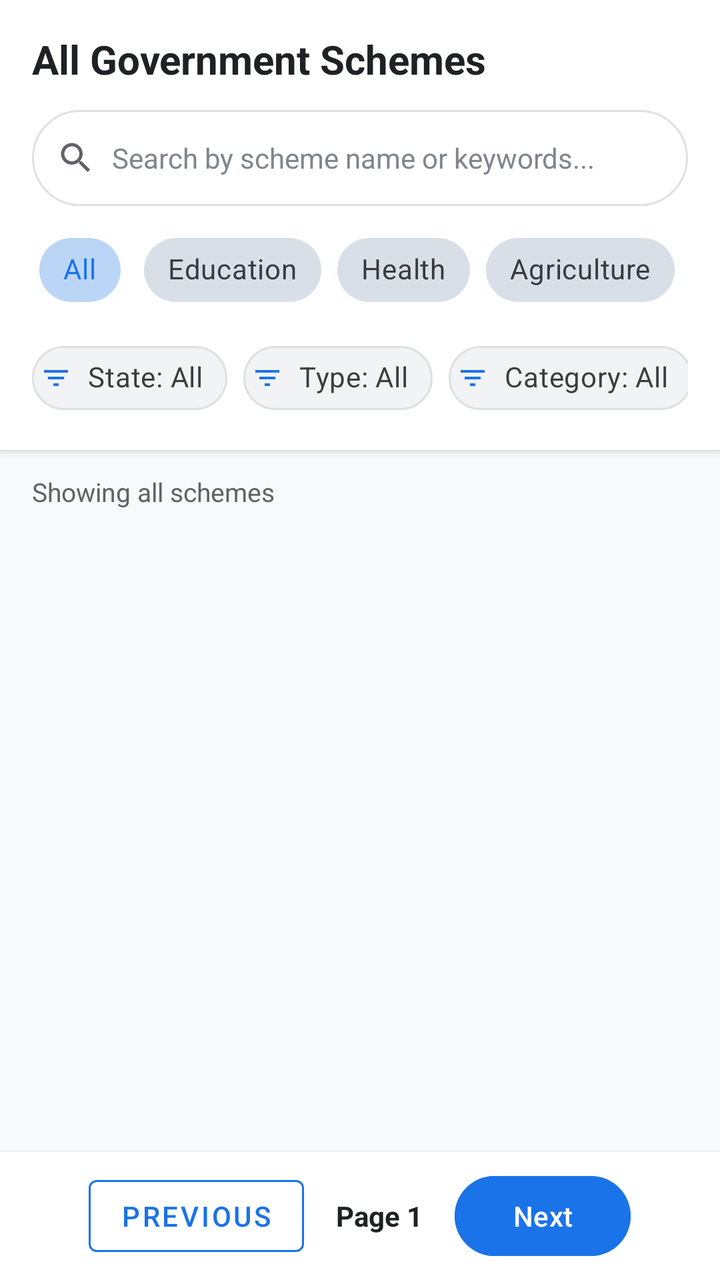
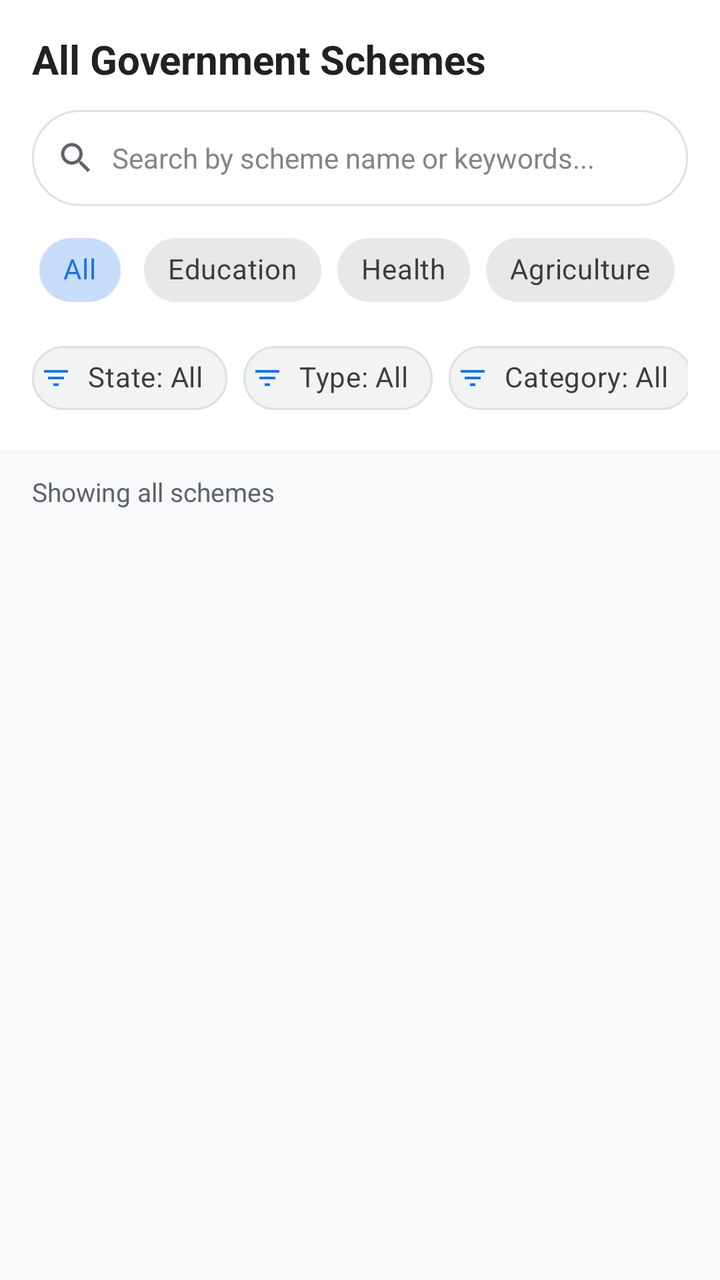

Screens rendered from an Android XML layout before and after an edit, with the pre-edit source and the edit as a unified diff.
<!-- AndroidManifest.xml: application theme Theme.Yojnika -->
<!-- res/layout/fragment_browse.xml -->
<?xml version="1.0" encoding="utf-8"?>
<androidx.coordinatorlayout.widget.CoordinatorLayout xmlns:android="http://schemas.android.com/apk/res/android"
    xmlns:app="http://schemas.android.com/apk/res-auto"
    android:layout_width="match_parent"
    android:layout_height="match_parent"
    android:background="@color/background">

    <LinearLayout
        android:layout_width="match_parent"
        android:layout_height="match_parent"
        android:orientation="vertical">

        
        <LinearLayout
            android:layout_width="match_parent"
            android:layout_height="wrap_content"
            android:background="@color/surface"
            android:elevation="2dp"
            android:orientation="vertical"
            android:paddingStart="16dp"
            android:paddingTop="16dp"
            android:paddingEnd="16dp"
            android:paddingBottom="12dp">

            <TextView
                android:layout_width="wrap_content"
                android:layout_height="wrap_content"
                android:text="@string/browse_title"
                android:textColor="@color/text_primary"
                android:textSize="20sp"
                android:textStyle="bold" />

            
            <LinearLayout
                android:layout_width="match_parent"
                android:layout_height="48dp"
                android:layout_marginTop="12dp"
                android:background="@drawable/bg_search_bar"
                android:gravity="center_vertical"
                android:orientation="horizontal"
                android:paddingStart="12dp"
                android:paddingEnd="12dp">

                <ImageView
                    android:layout_width="20dp"
                    android:layout_height="20dp"
                    android:contentDescription="Search"
                    android:src="@drawable/ic_search"
                    app:tint="@color/text_secondary" />

                <EditText
                    android:id="@+id/etSearchQuery"
                    android:layout_width="0dp"
                    android:layout_height="match_parent"
                    android:layout_marginStart="8dp"
                    android:layout_weight="1"
                    android:background="@null"
                    android:hint="@string/search_schemes_hint"
                    android:imeOptions="actionSearch"
                    android:inputType="text"
                    android:maxLines="1"
                    android:textColor="@color/text_primary"
                    android:textColorHint="@color/text_hint"
                    android:textSize="14sp" />

                <ImageView
                    android:id="@+id/btnClearSearch"
                    android:layout_width="24dp"
                    android:layout_height="24dp"
                    android:background="?attr/selectableItemBackgroundBorderless"
                    android:contentDescription="Clear"
                    android:src="@drawable/ic_cancel"
                    android:visibility="gone"
                    app:tint="@color/text_hint" />

            </LinearLayout>

            
            <HorizontalScrollView
                android:layout_width="match_parent"
                android:layout_height="wrap_content"
                android:layout_marginTop="8dp"
                android:scrollbars="none">

                <com.google.android.material.chip.ChipGroup
                    android:id="@+id/chipGroupCategoryTabs"
                    android:layout_width="wrap_content"
                    android:layout_height="wrap_content"
                    app:singleLine="true"
                    app:singleSelection="true">

                    <com.google.android.material.chip.Chip
                        android:id="@+id/chipTabAll"
                        style="@style/Widget.MaterialComponents.Chip.Choice"
                        android:layout_width="wrap_content"
                        android:layout_height="wrap_content"
                        android:checked="true"
                        android:text="All" />

                    <com.google.android.material.chip.Chip
                        android:id="@+id/chipTabEducation"
                        style="@style/Widget.MaterialComponents.Chip.Choice"
                        android:layout_width="wrap_content"
                        android:layout_height="wrap_content"
                        android:text="Education" />

                    <com.google.android.material.chip.Chip
                        android:id="@+id/chipTabHealth"
                        style="@style/Widget.MaterialComponents.Chip.Choice"
                        android:layout_width="wrap_content"
                        android:layout_height="wrap_content"
                        android:text="Health" />

                    <com.google.android.material.chip.Chip
                        android:id="@+id/chipTabAgriculture"
                        style="@style/Widget.MaterialComponents.Chip.Choice"
                        android:layout_width="wrap_content"
                        android:layout_height="wrap_content"
                        android:text="Agriculture" />

                    <com.google.android.material.chip.Chip
                        android:id="@+id/chipTabWomen"
                        style="@style/Widget.MaterialComponents.Chip.Choice"
                        android:layout_width="wrap_content"
                        android:layout_height="wrap_content"
                        android:text="Women" />

                    <com.google.android.material.chip.Chip
                        android:id="@+id/chipTabEmployment"
                        style="@style/Widget.MaterialComponents.Chip.Choice"
                        android:layout_width="wrap_content"
                        android:layout_height="wrap_content"
                        android:text="Employment" />

                    <com.google.android.material.chip.Chip
                        android:id="@+id/chipTabHousing"
                        style="@style/Widget.MaterialComponents.Chip.Choice"
                        android:layout_width="wrap_content"
                        android:layout_height="wrap_content"
                        android:text="Housing" />

                </com.google.android.material.chip.ChipGroup>
            </HorizontalScrollView>

            
            <HorizontalScrollView
                android:layout_width="match_parent"
                android:layout_height="wrap_content"
                android:layout_marginTop="6dp"
                android:scrollbars="none">

                <LinearLayout
                    android:layout_width="wrap_content"
                    android:layout_height="wrap_content"
                    android:gravity="center_vertical"
                    android:orientation="horizontal">

                    
                    <com.google.android.material.chip.Chip
                        android:id="@+id/chipStateFilter"
                        style="@style/Widget.MaterialComponents.Chip.Action"
                        android:layout_width="wrap_content"
                        android:layout_height="wrap_content"
                        android:layout_marginEnd="8dp"
                        android:text="State: All"
                        app:chipBackgroundColor="@color/surface_variant"
                        app:chipIcon="@drawable/ic_filter"
                        app:chipIconSize="16dp"
                        app:chipIconTint="@color/primary"
                        app:chipStrokeColor="@color/card_stroke"
                        app:chipStrokeWidth="1dp" />

                    
                    <com.google.android.material.chip.Chip
                        android:id="@+id/chipTypeFilter"
                        style="@style/Widget.MaterialComponents.Chip.Action"
                        android:layout_width="wrap_content"
                        android:layout_height="wrap_content"
                        android:layout_marginEnd="8dp"
                        android:text="Type: All"
                        app:chipBackgroundColor="@color/surface_variant"
                        app:chipIcon="@drawable/ic_filter"
                        app:chipIconSize="16dp"
                        app:chipIconTint="@color/primary"
                        app:chipStrokeColor="@color/card_stroke"
                        app:chipStrokeWidth="1dp" />

                    
                    <com.google.android.material.chip.Chip
                        android:id="@+id/chipCategoryFilter"
                        style="@style/Widget.MaterialComponents.Chip.Action"
                        android:layout_width="wrap_content"
                        android:layout_height="wrap_content"
                        android:layout_marginEnd="8dp"
                        android:text="Category: All"
                        app:chipBackgroundColor="@color/surface_variant"
                        app:chipIcon="@drawable/ic_filter"
                        app:chipIconSize="16dp"
                        app:chipIconTint="@color/primary"
                        app:chipStrokeColor="@color/card_stroke"
                        app:chipStrokeWidth="1dp" />

                    
                    <com.google.android.material.chip.Chip
                        android:id="@+id/chipResetFilter"
                        style="@style/Widget.MaterialComponents.Chip.Action"
                        android:layout_width="wrap_content"
                        android:layout_height="wrap_content"
                        android:text="Reset"
                        android:textColor="@color/error"
                        app:chipBackgroundColor="@color/error_bg"
                        app:chipStrokeColor="@color/error"
                        app:chipStrokeWidth="1dp" />

                </LinearLayout>
            </HorizontalScrollView>

        </LinearLayout>

        
        <TextView
            android:id="@+id/tvBrowseCount"
            android:layout_width="match_parent"
            android:layout_height="wrap_content"
            android:paddingStart="16dp"
            android:paddingTop="12dp"
            android:paddingEnd="16dp"
            android:paddingBottom="6dp"
            android:text="Showing all schemes"
            android:textColor="@color/text_secondary"
            android:textSize="13sp" />

        
        <FrameLayout
            android:layout_width="match_parent"
            android:layout_height="0dp"
            android:layout_weight="1">

            <androidx.recyclerview.widget.RecyclerView
                android:id="@+id/rvBrowseSchemes"
                android:layout_width="match_parent"
                android:layout_height="match_parent"
                android:clipToPadding="false"
                android:paddingStart="16dp"
                android:paddingEnd="16dp"
                android:paddingBottom="16dp" />

            
            <LinearLayout
                android:id="@+id/llBrowseEmptyState"
                android:layout_width="match_parent"
                android:layout_height="match_parent"
                android:gravity="center"
                android:orientation="vertical"
                android:padding="32dp"
                android:visibility="gone">

                <ImageView
                    android:layout_width="64dp"
                    android:layout_height="64dp"
                    android:contentDescription="No Results"
                    android:src="@drawable/ic_search"
                    app:tint="@color/text_hint" />

                <TextView
                    android:layout_width="wrap_content"
                    android:layout_height="wrap_content"
                    android:layout_marginTop="16dp"
                    android:text="No matching schemes found"
                    android:textColor="@color/text_primary"
                    android:textSize="16sp"
                    android:textStyle="bold" />

                <TextView
                    android:layout_width="wrap_content"
                    android:layout_height="wrap_content"
                    android:layout_marginTop="6dp"
                    android:gravity="center"
                    android:text="Try adjusting your search query or removing filters to discover more government schemes."
                    android:textColor="@color/text_secondary"
                    android:textSize="13sp" />

            </LinearLayout>

            <ProgressBar
                android:id="@+id/pbBrowseLoading"
                android:layout_width="wrap_content"
                android:layout_height="wrap_content"
                android:layout_gravity="center"
                android:visibility="gone" />

        </FrameLayout>

        
        <LinearLayout
            android:id="@+id/llBrowsePagination"
            android:layout_width="match_parent"
            android:layout_height="wrap_content"
            android:background="@color/surface"
            android:elevation="4dp"
            android:gravity="center"
            android:orientation="horizontal"
            android:padding="8dp">

            <com.google.android.material.button.MaterialButton
                android:id="@+id/btnBrowsePrevious"
                style="@style/Widget.MaterialComponents.Button.OutlinedButton"
                android:layout_width="wrap_content"
                android:layout_height="wrap_content"
                android:text="Previous"
                android:textColor="@color/primary"
                app:strokeColor="@color/primary" />

            <TextView
                android:id="@+id/tvBrowsePageIndicator"
                android:layout_width="wrap_content"
                android:layout_height="wrap_content"
                android:layout_marginStart="16dp"
                android:layout_marginEnd="16dp"
                android:text="Page 1"
                android:textColor="@color/text_primary"
                android:textSize="14sp"
                android:textStyle="bold" />

            <com.google.android.material.button.MaterialButton
                android:id="@+id/btnBrowseNext"
                android:layout_width="wrap_content"
                android:layout_height="wrap_content"
                android:backgroundTint="@color/primary"
                android:text="Next"
                android:textColor="@color/white" />
        </LinearLayout>

    </LinearLayout>

</androidx.coordinatorlayout.widget.CoordinatorLayout>
<!-- resources referenced by this layout -->
<resources>
  <color name="background">#F8F9FA</color>
  <color name="card_stroke">#E0E0E0</color>
  <color name="error">#D93025</color>
  <color name="error_bg">#FCE8E6</color>
  <color name="primary">#1A73E8</color>
  <color name="surface">#FFFFFF</color>
  <color name="surface_variant">#F1F3F4</color>
  <color name="text_hint">#80868B</color>
  <color name="text_primary">#202124</color>
  <color name="text_secondary">#5F6368</color>
  <color name="white">#FFFFFF</color>
  <!-- drawable bg_search_bar (drawable) -->
  <?xml version="1.0" encoding="utf-8"?>
  <shape xmlns:android="http://schemas.android.com/apk/res/android"
      android:shape="rectangle">
      <corners android:radius="24dp" />
      <solid android:color="@color/surface" />
      <stroke
          android:width="1dp"
          android:color="@color/card_stroke" />
  </shape>
  <!-- drawable ic_cancel (drawable) -->
  <?xml version="1.0" encoding="utf-8"?>
  <vector xmlns:android="http://schemas.android.com/apk/res/android"
      android:width="24dp"
      android:height="24dp"
      android:viewportWidth="24"
      android:viewportHeight="24">
      <path
          android:fillColor="#FFD93025"
          android:pathData="M12,2C6.47,2 2,6.47 2,12s4.47,10 10,10 10,-4.47 10,-10S17.53,2 12,2zm5,13.59L15.59,17 12,13.41 8.41,17 7,15.59 10.59,12 7,8.41 8.41,7 12,10.59 15.59,7 17,8.41 13.41,12 17,15.59z" />
  </vector>
  <!-- drawable ic_filter (drawable) -->
  <?xml version="1.0" encoding="utf-8"?>
  <vector xmlns:android="http://schemas.android.com/apk/res/android"
      android:width="24dp"
      android:height="24dp"
      android:viewportWidth="24"
      android:viewportHeight="24">
      <path
          android:fillColor="#FF1A73E8"
          android:pathData="M10,18h4v-2h-4v2zM3,6v2h18V6H3zm3,7h12v-2H6v2z" />
  </vector>
  <!-- drawable ic_search (drawable) -->
  <?xml version="1.0" encoding="utf-8"?>
  <vector xmlns:android="http://schemas.android.com/apk/res/android"
      android:width="24dp"
      android:height="24dp"
      android:viewportWidth="24"
      android:viewportHeight="24">
      <path
          android:fillColor="#FF5F6368"
          android:pathData="M15.5,14h-0.79l-0.28,-0.27C15.41,12.59 16,11.11 16,9.5 16,5.91 13.09,3 9.5,3S3,5.91 3,9.5 5.91,16 9.5,16c1.61,0 3.09,-0.59 4.23,-1.57l0.27,0.28v0.79l5,4.99L20.49,19l-4.99,-5zm-6,0C7.01,14 5,11.99 5,9.5S7.01,5 9.5,5 14,7.01 14,9.5 11.99,14 9.5,14z" />
  </vector>
  <string name="browse_title">All Government Schemes</string>
  <string name="search_schemes_hint">Search by scheme name or keywords...</string>
  <style name="Theme.Yojnika" parent="Theme.Material3.DayNight.NoActionBar">
          
          <item name="colorPrimary">@color/primary</item>
          <item name="colorPrimaryVariant">@color/primary_dark</item>
          <item name="colorOnPrimary">@color/on_primary</item>
  
          
          <item name="colorSecondary">@color/secondary</item>
          <item name="colorSecondaryVariant">@color/secondary_dark</item>
          <item name="colorOnSecondary">@color/on_secondary</item>
  
          
          <item name="android:statusBarColor">@color/primary</item>
          <item name="android:windowLightStatusBar" tools:targetApi="m">false</item>
          <item name="android:navigationBarColor">@color/surface</item>
          <item name="android:windowLightNavigationBar" tools:targetApi="o_mr1">true</item>
  
          
          <item name="android:windowBackground">@color/background</item>
          <item name="colorSurface">@color/surface</item>
          <item name="colorOnSurface">@color/text_primary</item>
      </style>
  <color name="primary_dark">#1557B0</color>
  <color name="on_primary">#FFFFFF</color>
  <color name="secondary">#34A853</color>
  <color name="secondary_dark">#1E8E3E</color>
  <color name="on_secondary">#FFFFFF</color>
</resources>

<!-- the commit's change to res/layout/fragment_browse.xml (unified diff, before → after) -->
@@ -5,22 +5,21 @@
     android:layout_height="match_parent"
     android:background="@color/background">
 
-    <LinearLayout
+    <com.google.android.material.appbar.AppBarLayout
         android:layout_width="match_parent"
-        android:layout_height="match_parent"
-        android:orientation="vertical">
-
-        
+        android:layout_height="wrap_content"
+        android:background="@color/surface"
+        app:elevation="2dp">
+
         <LinearLayout
             android:layout_width="match_parent"
             android:layout_height="wrap_content"
-            android:background="@color/surface"
-            android:elevation="2dp"
             android:orientation="vertical"
             android:paddingStart="16dp"
             android:paddingTop="16dp"
             android:paddingEnd="16dp"
-            android:paddingBottom="12dp">
+            android:paddingBottom="12dp"
+            app:layout_scrollFlags="scroll|enterAlways">
 
             <TextView
                 android:layout_width="wrap_content"
@@ -217,30 +216,38 @@
 
         </LinearLayout>
 
-        
-        <TextView
-            android:id="@+id/tvBrowseCount"
+    </com.google.android.material.appbar.AppBarLayout>
+
+    <androidx.core.widget.NestedScrollView
+        android:layout_width="match_parent"
+        android:layout_height="match_parent"
+        android:fillViewport="true"
+        app:layout_behavior="@string/appbar_scrolling_view_behavior">
+
+        <LinearLayout
             android:layout_width="match_parent"
             android:layout_height="wrap_content"
-            android:paddingStart="16dp"
-            android:paddingTop="12dp"
-            android:paddingEnd="16dp"
-            android:paddingBottom="6dp"
-            android:text="Showing all schemes"
-            android:textColor="@color/text_secondary"
-            android:textSize="13sp" />
-
-        
-        <FrameLayout
-            android:layout_width="match_parent"
-            android:layout_height="0dp"
-            android:layout_weight="1">
+            android:orientation="vertical">
+
+            
+            <TextView
+                android:id="@+id/tvBrowseCount"
+                android:layout_width="match_parent"
+                android:layout_height="wrap_content"
+                android:paddingStart="16dp"
+                android:paddingTop="12dp"
+                android:paddingEnd="16dp"
+                android:paddingBottom="6dp"
+                android:text="Showing all schemes"
+                android:textColor="@color/text_secondary"
+                android:textSize="13sp" />
 
             <androidx.recyclerview.widget.RecyclerView
                 android:id="@+id/rvBrowseSchemes"
                 android:layout_width="match_parent"
-                android:layout_height="match_parent"
+                android:layout_height="wrap_content"
                 android:clipToPadding="false"
+                android:nestedScrollingEnabled="false"
                 android:paddingStart="16dp"
                 android:paddingEnd="16dp"
                 android:paddingBottom="16dp" />
@@ -249,7 +256,7 @@
             <LinearLayout
                 android:id="@+id/llBrowseEmptyState"
                 android:layout_width="match_parent"
-                android:layout_height="match_parent"
+                android:layout_height="wrap_content"
                 android:gravity="center"
                 android:orientation="vertical"
                 android:padding="32dp"
@@ -289,48 +296,64 @@
                 android:layout_gravity="center"
                 android:visibility="gone" />
 
-        </FrameLayout>
-
-        
-        <LinearLayout
-            android:id="@+id/llBrowsePagination"
-            android:layout_width="match_parent"
-            android:layout_height="wrap_content"
-            android:background="@color/surface"
-            android:elevation="4dp"
-            android:gravity="center"
-            android:orientation="horizontal"
-            android:padding="8dp">
-
-            <com.google.android.material.button.MaterialButton
-                android:id="@+id/btnBrowsePrevious"
-                style="@style/Widget.MaterialComponents.Button.OutlinedButton"
-                android:layout_width="wrap_content"
-                android:layout_height="wrap_content"
-                android:text="Previous"
-                android:textColor="@color/primary"
-                app:strokeColor="@color/primary" />
-
-            <TextView
-                android:id="@+id/tvBrowsePageIndicator"
-                android:layout_width="wrap_content"
-                android:layout_height="wrap_content"
-                android:layout_marginStart="16dp"
-                android:layout_marginEnd="16dp"
-                android:text="Page 1"
-                android:textColor="@color/text_primary"
-                android:textSize="14sp"
-                android:textStyle="bold" />
-
-            <com.google.android.material.button.MaterialButton
-                android:id="@+id/btnBrowseNext"
-                android:layout_width="wrap_content"
-                android:layout_height="wrap_content"
-                android:backgroundTint="@color/primary"
-                android:text="Next"
-                android:textColor="@color/white" />
+            
+            <com.google.android.material.card.MaterialCardView
+                android:id="@+id/llBrowsePagination"
+                android:layout_width="match_parent"
+                android:layout_height="wrap_content"
+                android:layout_margin="16dp"
+                android:visibility="gone"
+                app:cardCornerRadius="16dp"
+                app:cardElevation="2dp"
+                app:strokeColor="@color/card_stroke"
+                app:strokeWidth="1dp">
+
+                <LinearLayout
+                    android:layout_width="match_parent"
+                    android:layout_height="wrap_content"
+                    android:gravity="center_vertical"
+                    android:orientation="horizontal"
+                    android:padding="4dp">
+
+                    <com.google.android.material.button.MaterialButton
+                        android:id="@+id/btnBrowsePrevious"
+                        style="@style/Widget.MaterialComponents.Button.TextButton"
+                        android:layout_width="0dp"
+                        android:layout_height="wrap_content"
+                        android:layout_weight="1"
+                        android:text="@string/prev"
+                        android:textColor="@color/primary"
+                        app:cornerRadius="12dp"
+                        app:icon="@android:drawable/ic_media_previous"
+                        app:iconTint="@color/primary" />
+
+                    <TextView
+                        android:id="@+id/tvBrowsePageIndicator"
+                        android:layout_width="wrap_content"
+                        android:layout_height="wrap_content"
+                        android:layout_marginStart="8dp"
+                        android:layout_marginEnd="8dp"
+                        android:text="@string/pagination_page_indicator"
+                        android:textColor="@color/text_primary"
+                        android:textSize="14sp"
+                        android:textStyle="bold" />
+
+                    <com.google.android.material.button.MaterialButton
+                        android:id="@+id/btnBrowseNext"
+                        style="@style/Widget.MaterialComponents.Button.TextButton"
+                        android:layout_width="0dp"
+                        android:layout_height="wrap_content"
+                        android:layout_weight="1"
+                        android:text="@string/next"
+                        android:textColor="@color/primary"
+                        app:cornerRadius="12dp"
+                        app:icon="@android:drawable/ic_media_next"
+                        app:iconGravity="end"
+                        app:iconTint="@color/primary" />
+                </LinearLayout>
+            </com.google.android.material.card.MaterialCardView>
+
         </LinearLayout>
-
-    </LinearLayout>
+    </androidx.core.widget.NestedScrollView>
 
 </androidx.coordinatorlayout.widget.CoordinatorLayout>
<!-- resource entries referenced after the edit -->
@@ -10,7 +10,6 @@
   <color name="text_hint">#80868B</color>
   <color name="text_primary">#202124</color>
   <color name="text_secondary">#5F6368</color>
-  <color name="white">#FFFFFF</color>
   <!-- drawable bg_search_bar (drawable) -->
   <?xml version="1.0" encoding="utf-8"?>
   <shape xmlns:android="http://schemas.android.com/apk/res/android"
@@ -55,6 +54,9 @@
           android:pathData="M15.5,14h-0.79l-0.28,-0.27C15.41,12.59 16,11.11 16,9.5 16,5.91 13.09,3 9.5,3S3,5.91 3,9.5 5.91,16 9.5,16c1.61,0 3.09,-0.59 4.23,-1.57l0.27,0.28v0.79l5,4.99L20.49,19l-4.99,-5zm-6,0C7.01,14 5,11.99 5,9.5S7.01,5 9.5,5 14,7.01 14,9.5 11.99,14 9.5,14z" />
   </vector>
   <string name="browse_title">All Government Schemes</string>
+  <string name="next">Next</string>
+  <string name="pagination_page_indicator">Page %1$d of %2$d</string>
+  <string name="prev">Prev</string>
   <string name="search_schemes_hint">Search by scheme name or keywords...</string>
   <style name="Theme.Yojnika" parent="Theme.Material3.DayNight.NoActionBar">
           
